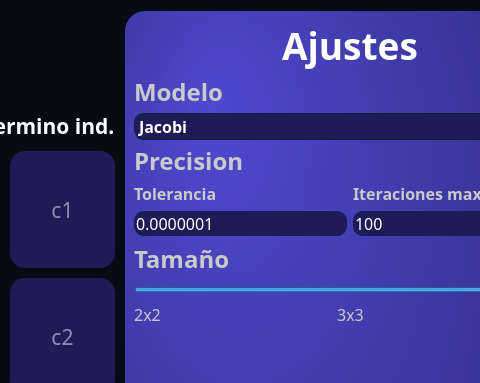
Above: ui/solver_screen.ui from diegojes22/MatrixSolverUltimate before the change; both pictures show x 463 to 943 and y 0 to 383 of the 1049 by 761 pixel window. Below: the same form after it.
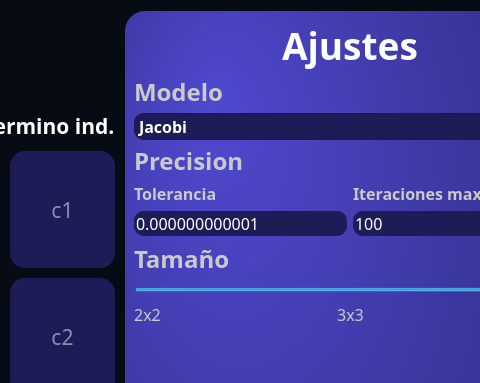
That is the form after the change.

```diff
--- a/ui/solver_screen.ui
+++ b/ui/solver_screen.ui
@@ -1111,7 +1111,7 @@
 color: white;</string>
               </property>
               <property name="text">
-               <string>0.0000001</string>
+               <string>0.000000000001</string>
               </property>
              </widget>
             </item>
```
Left out of the diff: 5 changed lines with no effect on the pictures.
